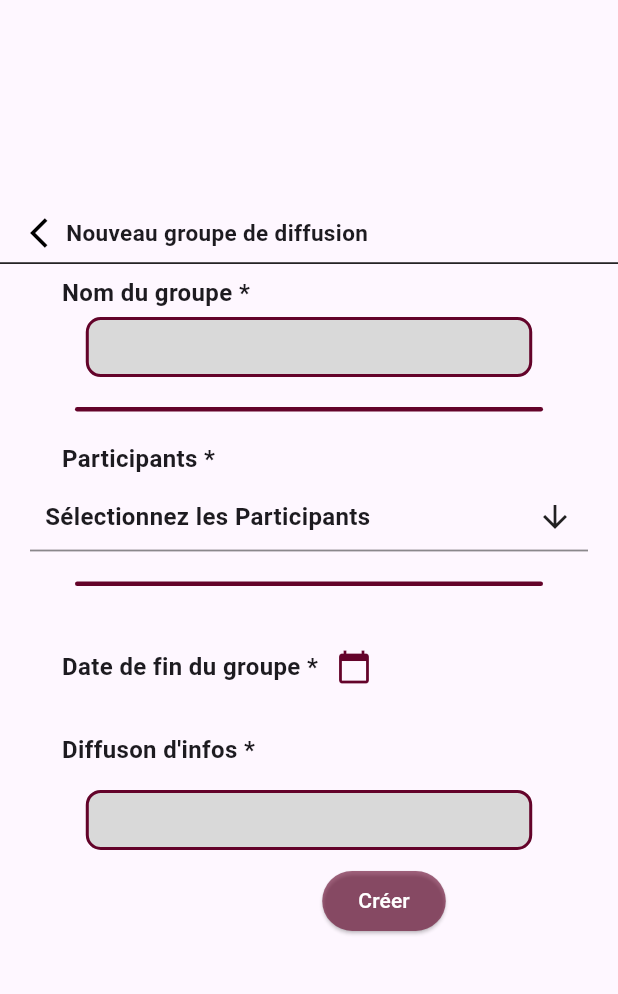
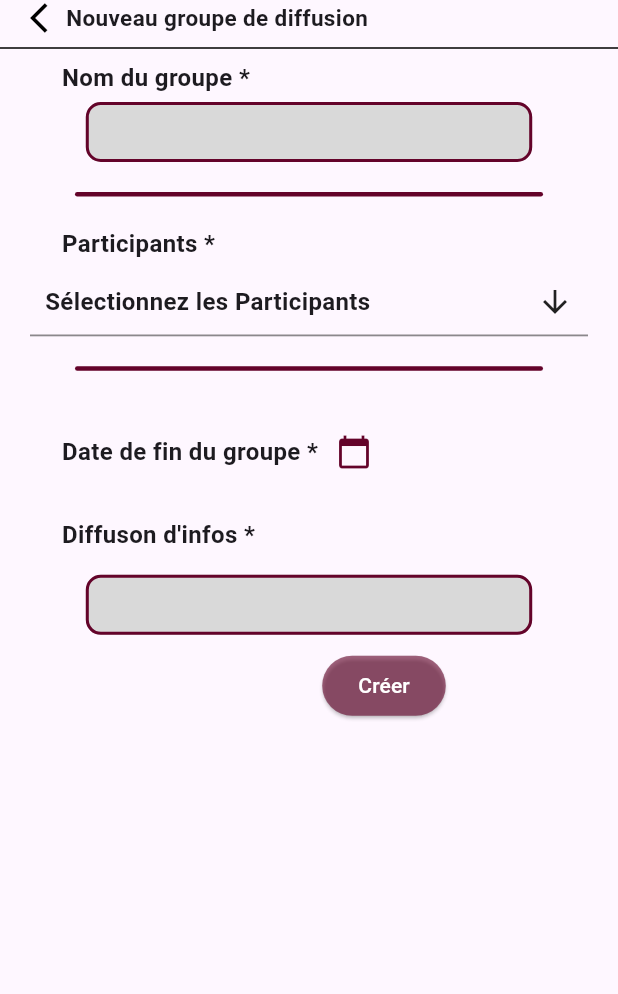
Before and after one commit to Harmony3118/comunique2024, a Flutter app: the screen it shows after launch, on a phone screen of 412 x 824 dp, the part 84-1078 px from its top. Run offline on Flutter 3.47's test engine with Material 3 defaults, Android fonts, the phone set to English and light mode, and no system bars; drawn by our look-alikes of multi_select_flutter; our stand-ins replace file_picker, sqflite; accounts and stored records are empty.

Commit message:
fonctionne bien il suffit de changer un peu le design puis pouvoir recuperer les participants choisie

```diff
--- a/lib/page/page_form_crea_groupe.dart
+++ b/lib/page/page_form_crea_groupe.dart
@@ -1,16 +1,36 @@
+import 'package:flutter/material.dart';
+import 'package:multi_select_flutter/multi_select_flutter.dart';
+
+// il faut importer le package du widget bouton
+
+//eventuelement mettre class AppData avec le nom des participants dans un autre fichier global
+class AppData {
+  static  List<MultiSelectItem<String>> participants = [
+    MultiSelectItem("Option1", "Participant 1"),
+    MultiSelectItem("Option2", "Participant 2"),
+    MultiSelectItem("Option3", "Participant 3"),
+    MultiSelectItem("Option4", "Participant 4"),
+    MultiSelectItem("Option5", "Participant 4"),
+    MultiSelectItem("Option6", "Participant 4"),
+    MultiSelectItem("Option7", "Participant 4"),
+    MultiSelectItem("Option8", "Participant 4"),
+    MultiSelectItem("Option8", "Participant 4"),
+    MultiSelectItem("Option8", "Participant 4"),
+    MultiSelectItem("Option8", "Participant 4"),
+    MultiSelectItem("Option8", "Participant 4"),
+    MultiSelectItem("Option8", "Participant 4"),
+    MultiSelectItem("Option8", "Participant 4"),
+    MultiSelectItem("Option8", "Participant 4"),
+    MultiSelectItem("Option8", "Participant 4"),
+    MultiSelectItem("Option8", "Participant 4"),
+    MultiSelectItem("Option8", "Participant 4"),
+    MultiSelectItem("Option8", "Participant 4"),
+    MultiSelectItem("Option8", "Participant 4"),
 
 
-import 'package:flutter/material.dart';
-import 'package:multi_select_flutter/multi_select_flutter.dart';
-import 'package:multiple_search_selection/multiple_search_selection.dart'; //a enlever eventuellement aussi sur le pubspec
-// il faut importer le package du widget bouton
+  ];
+}
 
-final List<MultiSelectItem<String>> items = [
-  MultiSelectItem("Option1", "Option 1"),
-  MultiSelectItem("Option2", "Option 2"),
-  MultiSelectItem("Option3", "Option 3"),
-  MultiSelectItem("Option4", "Option 4"),
-];
 
 class CreaGroupe extends StatefulWidget {
   @override
@@ -49,8 +69,8 @@ class _CreaGroupeState extends State<CreaGroupe> {
   @override
   Widget build(BuildContext context) {
     return Scaffold(
-      body: Center(
-        child: SingleChildScrollView(
+      body:
+         SingleChildScrollView(
         child: Column(
           children: [
             Row(
@@ -76,31 +96,25 @@ class _CreaGroupeState extends State<CreaGroupe> {
             const TitresTextes(text: "Participants *"),
            Padding(
             padding: const EdgeInsets.fromLTRB(20.0, 5, 20.0, 0.0),
-              child: ConstrainedBox(
-                constraints: BoxConstraints(
-                  maxHeight: 400, // Set a reasonable max height
-                ),
+            child: Column(
+              mainAxisSize: MainAxisSize.min, // Allows the column to grow dynamically
+              children: [
+                SingleChildScrollView(
                   child: MultiSelectDialogField(
-                  items: [
-                    MultiSelectItem("Option1", "Option 1"),
-                    MultiSelectItem("Option2", "Essai 2"),
-                    MultiSelectItem("Option3", "Option 3"),
-                    MultiSelectItem("Option4", "Option 4"),
-                  ],
-                  title: Text(""),
-                  initialValue: selectedParticipants,
+                    items: AppData.participants,
+                    title: const Text(""),
                     searchable: true,
                     buttonText: const Text(
                       "Sélectionnez les Participants",
                       style: TextStyle(fontSize: 16, fontWeight: FontWeight.bold),
                     ),
+                    initialValue: selectedParticipants,
                     onConfirm: (values) {
                       setState(() {
                         selectedParticipants = values.cast<String>();
                       });
                     },
                     chipDisplay: MultiSelectChipDisplay(
-                    items: selectedParticipants.map((e) => MultiSelectItem(e, e)).toList(),
                       onTap: (item) {
                         setState(() {
                           selectedParticipants.remove(item); // Deselect on tap
@@ -109,7 +123,10 @@ class _CreaGroupeState extends State<CreaGroupe> {
                     ),
                   ),
                 ),
+              ],
             ),
+          ),
+
             const Diviseur(),
             Row(
               mainAxisAlignment: MainAxisAlignment.start,
@@ -160,7 +177,7 @@ class _CreaGroupeState extends State<CreaGroupe> {
           ],
         ),
       ),
-      ),
+
     );
   }
 }
@@ -375,240 +392,6 @@ class WidgetBouton extends StatelessWidget {
 }
 
 
-class MultiSelectSearchBar extends StatefulWidget {
-  final Function(List<String>) onSelectionChanged;
-
-  MultiSelectSearchBar({required this.onSelectionChanged});
-
-  @override
-  _MultiSelectSearchBarState createState() => _MultiSelectSearchBarState();
-}
-
-class _MultiSelectSearchBarState extends State<MultiSelectSearchBar> {
-  final List<String> allOptions = [
-    'Apple',
-    'Banana',
-    'Cherry',
-    'Date',
-    'Elderberry',
-    'Fig',
-    'Grapes',
-    'Honeydew',
-  ];
-
-  final List<String> selectedOptions = [];
-  final TextEditingController searchController = TextEditingController();
-  final FocusNode searchFocusNode = FocusNode();
-
-  List<String> filteredOptions = [];
-  OverlayEntry? dropdownOverlay;
-
-  @override
-  void initState() {
-    super.initState();
-
-    searchController.addListener(() {
-      filterOptions(searchController.text);
-    });
-
-    searchFocusNode.addListener(() {
-      if (searchFocusNode.hasFocus) {
-        showDropdown();
-      } else {
-        hideDropdown();
-      }
-    });
-  }
-
-  void filterOptions(String input) {
-    setState(() {
-      filteredOptions = allOptions
-          .where((option) =>
-              option.toLowerCase().contains(input.toLowerCase()) &&
-              !selectedOptions.contains(option))
-          .toList();
-    });
-    if (filteredOptions.isNotEmpty) {
-      showDropdown();
-    } else {
-      hideDropdown();
-    }
-  }
-
-  void addSelectedOption(String option) {
-    setState(() {
-      selectedOptions.add(option);
-      searchController.clear();
-      filterOptions(''); // Refilter to update options
-    });
-    widget.onSelectionChanged(selectedOptions);
-  }
-
-  void removeSelectedOption(String option) {
-    setState(() {
-      selectedOptions.remove(option);
-    });
-    widget.onSelectionChanged(selectedOptions);
-  }
-
-  void showDropdown() {
-    if (dropdownOverlay != null) return;
-
-    final overlay = Overlay.of(context);
-    final renderBox = context.findRenderObject() as RenderBox;
-    final offset = renderBox.localToGlobal(Offset.zero);
-
-    dropdownOverlay = OverlayEntry(
-      builder: (context) => Positioned(
-        left: offset.dx,
-        top: offset.dy + renderBox.size.height,
-        width: renderBox.size.width,
-        child: Material(
-          elevation: 4,
-          child: ConstrainedBox(
-            constraints: BoxConstraints(maxHeight: 200),
-            child: ListView.builder(
-              shrinkWrap: true,
-              itemCount: filteredOptions.length,
-              itemBuilder: (context, index) {
-                final option = filteredOptions[index];
-                return ListTile(
-                  title: Text(option),
-                  onTap: () {
-                    addSelectedOption(option);
-                    hideDropdown();
-                  },
-                );
-              },
-            ),
-          ),
-        ),
-      ),
-    );
-
-    overlay?.insert(dropdownOverlay!);
-  }
-
-  void hideDropdown() {
-    dropdownOverlay?.remove();
-    dropdownOverlay = null;
-  }
-
-  @override
-  void dispose() {
-    searchController.dispose();
-    searchFocusNode.dispose();
-    hideDropdown();
-    super.dispose();
-  }
-
-  @override
-  Widget build(BuildContext context) {
-    return GestureDetector(
-      onTap: () {
-        FocusScope.of(context).unfocus();
-      },
-      child: Column(
-        crossAxisAlignment: CrossAxisAlignment.start,
-        children: [
-          Wrap(
-            spacing: 8.0,
-            runSpacing: 8.0,
-            children: selectedOptions.map((option) {
-              return Chip(
-                label: Text(option),
-                deleteIcon: Icon(Icons.close),
-                onDeleted: () => removeSelectedOption(option),
-              );
-            }).toList(),
-          ),
-          SizedBox(height: 8.0),
-          TextField(
-            controller: searchController,
-            focusNode: searchFocusNode,
-            decoration: InputDecoration(
-              labelText: 'Search',
-              border: OutlineInputBorder(),
-              suffixIcon: Icon(Icons.search),
-            ),
-          ),
-        ],
-      ),
-    );
-  }
-}
-
-
-
-/*
-class CustomMultipleSearch extends StatelessWidget {
-  final List<String> options = [
-    'Bob Rose',
-    'Alice Pasrugeux',
-    'Justin Time',
-    'Justin Case',
-    'Jamel Case',
-    'Pascal Case',
-    'Tom De Lasuite',
-    'Charlie Quide',
-  ];
-
-  final Function(List<String>)? onSelectionChanged;
-
-  CustomMultipleSearch({this.onSelectionChanged});
-
-  @override
-  Widget build(BuildContext context) {
-    return MultipleSearchSelection<String>(
-      items: options,
-      fieldToCheck: (item) => item,
-      searchField: TextField(
-        decoration: InputDecoration(
-          hintText: 'Participants...',
-          prefixIcon: Icon(Icons.search, color: Color.fromARGB(255, 100, 3, 42)),
-          contentPadding: EdgeInsets.symmetric(vertical: 10.0),
-          enabledBorder: OutlineInputBorder(
-            borderSide: BorderSide(color: Color.fromARGB(255, 100, 3, 42), width: 2.0),
-            borderRadius: BorderRadius.circular(10.0),
-          ),
-          focusedBorder: OutlineInputBorder(
-            borderSide: BorderSide(color: Color.fromARGB(255, 100, 3, 42), width: 2.0),
-            borderRadius: BorderRadius.circular(10.0),
-          ),
-          filled: true,
-          fillColor: Color(0xFFD9D9D9),
-        ),
-      ),
-      pickedItemBuilder: (item) => Chip(
-        label: Text(item),
-        backgroundColor: Colors.grey[200],
-        deleteIcon: Icon(Icons.close, size: 18),
-        onDeleted: () {
-          // Handle the removal of the chip
-        },
-      ),
-      itemBuilder: (context, item, isSelected) {
-        assert(item is String, 'Item must be a String');
-        return ListTile(
-          title: Text(
-            item as String,
-            overflow: TextOverflow.ellipsis, // Prevent long text overflow
-          ),
-          trailing: isSelected
-              ? Icon(Icons.check, color: Color.fromARGB(255, 100, 3, 42))
-              : null,
-        );
-      },
-      onPickedChange: (selectedItems) {
-        onSelectionChanged?.call(selectedItems);
-      },
-      itemsVisibility: ShowedItemsVisibility.alwaysOn,
-      fuzzySearch: FuzzySearch.jaro,
-      showSelectAllButton: true,
-    );
-  }
-}
-*/
 
 
 class MultiSelectSearchPage extends StatefulWidget {
@@ -622,19 +405,15 @@ class MultiSelectSearchPage extends StatefulWidget {
 }
 
 class _MultiSelectSearchPageState extends State<MultiSelectSearchPage> {
-  final List<MultiSelectItem<String>> _items = [
-    MultiSelectItem("Option1", "Option 1"),
-    MultiSelectItem("Option2", "Option 2"),
-    MultiSelectItem("Option3", "Option 3"),
-    MultiSelectItem("Option4", "Option 4"),
-  ];
 
-  List<String> _selectedItems = [];
+  List<String> _selectedItems = []; // Tracks the currently selected items.
+
+
 
   @override
   Widget build(BuildContext context) {
     return MultiSelectDialogField(
-      items: _items,
+      items: AppData.participants,
       title: Text("Select Options"),
       searchable: true,
       buttonText: Text("Select Items"),
--- a/pubspec.yaml
+++ b/pubspec.yaml
@@ -33,7 +33,6 @@ dependencies:
   sqflite: ^2.0.0+3
   multi_select_flutter: ^4.1.3
   file_picker: ^8.1.2
-  multiple_search_selection: ^2.7.0
   # The following adds the Cupertino Icons font to your application.
   # Use with the CupertinoIcons class for iOS style icons.
   cupertino_icons: ^1.0.2
```
Lines whose indentation alone changed are shown as unchanged.
